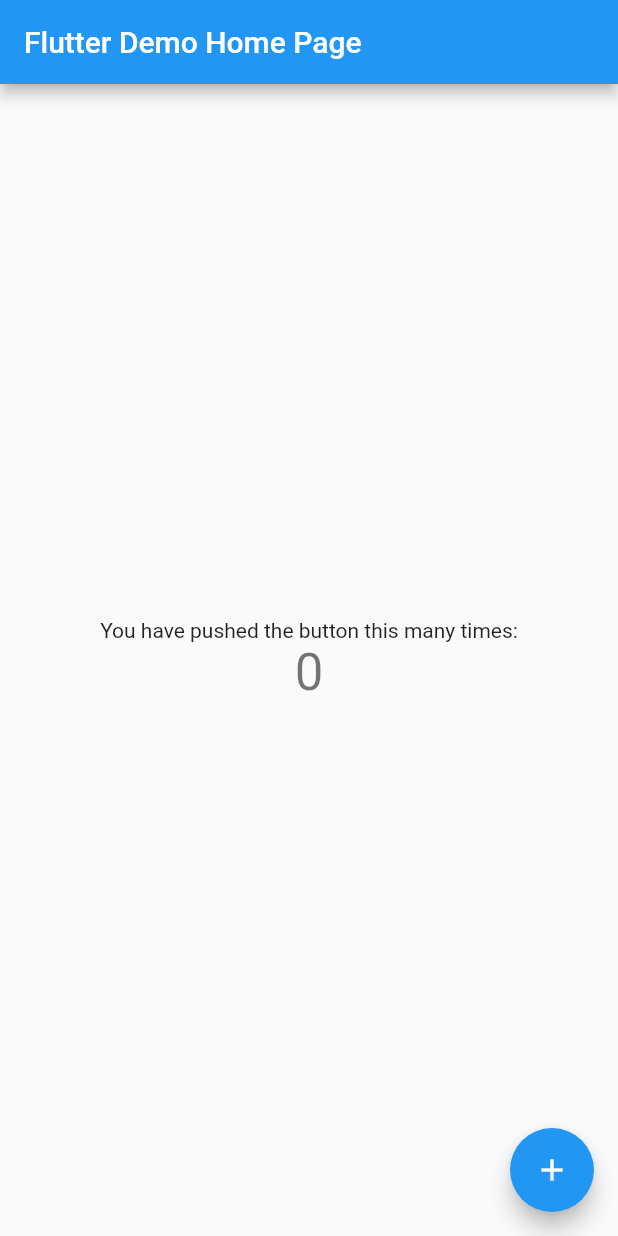
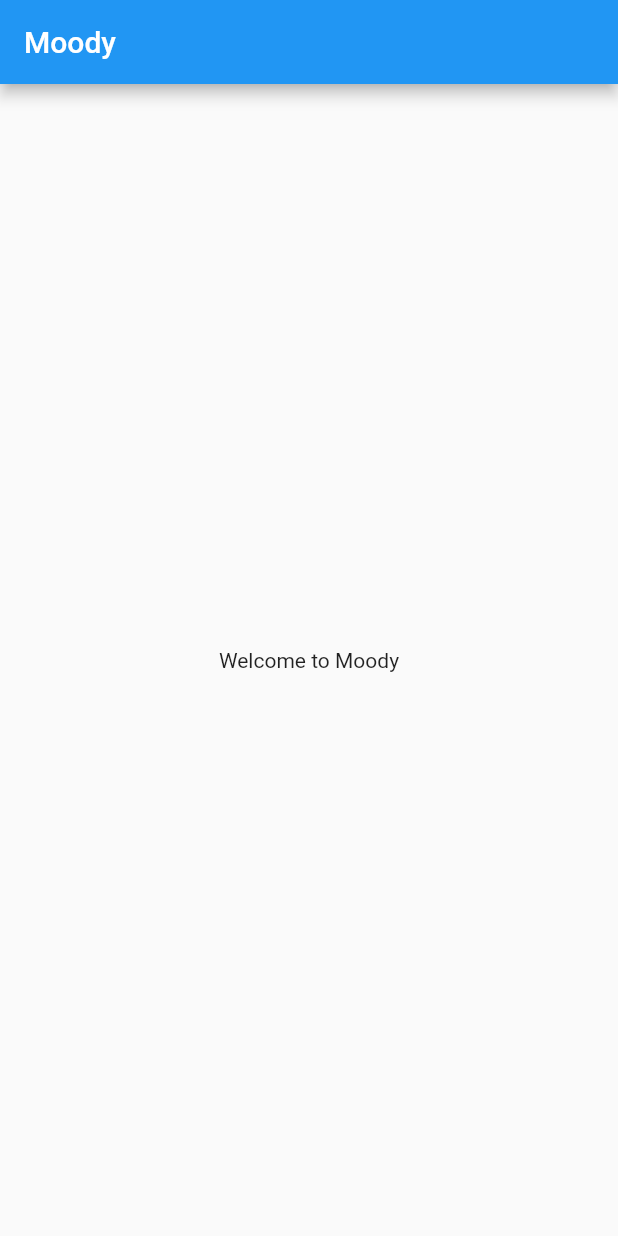
Before and after one commit to strathdeek/moody, a Flutter app: the screen it shows after launch, on a phone screen of 412 x 824 dp. Run offline on Flutter 3.47's test engine with Material 2 defaults, Android fonts, the phone set to English and light mode, and no system bars.

Commit message:
Add directory structure

```diff
--- a/lib/main.dart
+++ b/lib/main.dart
@@ -1,113 +1,19 @@
 import 'package:flutter/material.dart';
+import 'package:moody/views/screens/dashboard_page.dart';
 
 void main() {
   runApp(MyApp());
 }
 
 class MyApp extends StatelessWidget {
-  // This widget is the root of your application.
   @override
   Widget build(BuildContext context) {
     return MaterialApp(
       title: 'Flutter Demo',
       theme: ThemeData(
-        // This is the theme of your application.
-        //
-        // Try running your application with "flutter run". You'll see the
-        // application has a blue toolbar. Then, without quitting the app, try
-        // changing the primarySwatch below to Colors.green and then invoke
-        // "hot reload" (press "r" in the console where you ran "flutter run",
-        // or simply save your changes to "hot reload" in a Flutter IDE).
-        // Notice that the counter didn't reset back to zero; the application
-        // is not restarted.
         primarySwatch: Colors.blue,
       ),
-      home: MyHomePage(title: 'Flutter Demo Home Page'),
+      home: DashboardPage(),
     );
   }
 }
-
-class MyHomePage extends StatefulWidget {
-  MyHomePage({Key key, this.title}) : super(key: key);
-
-  // This widget is the home page of your application. It is stateful, meaning
-  // that it has a State object (defined below) that contains fields that affect
-  // how it looks.
-
-  // This class is the configuration for the state. It holds the values (in this
-  // case the title) provided by the parent (in this case the App widget) and
-  // used by the build method of the State. Fields in a Widget subclass are
-  // always marked "final".
-
-  final String title;
-
-  @override
-  _MyHomePageState createState() => _MyHomePageState();
-}
-
-class _MyHomePageState extends State<MyHomePage> {
-  int _counter = 0;
-
-  void _incrementCounter() {
-    setState(() {
-      // This call to setState tells the Flutter framework that something has
-      // changed in this State, which causes it to rerun the build method below
-      // so that the display can reflect the updated values. If we changed
-      // _counter without calling setState(), then the build method would not be
-      // called again, and so nothing would appear to happen.
-      _counter++;
-    });
-  }
-
-  @override
-  Widget build(BuildContext context) {
-    // This method is rerun every time setState is called, for instance as done
-    // by the _incrementCounter method above.
-    //
-    // The Flutter framework has been optimized to make rerunning build methods
-    // fast, so that you can just rebuild anything that needs updating rather
-    // than having to individually change instances of widgets.
-    return Scaffold(
-      appBar: AppBar(
-        // Here we take the value from the MyHomePage object that was created by
-        // the App.build method, and use it to set our appbar title.
-        title: Text(widget.title),
-      ),
-      body: Center(
-        // Center is a layout widget. It takes a single child and positions it
-        // in the middle of the parent.
-        child: Column(
-          // Column is also a layout widget. It takes a list of children and
-          // arranges them vertically. By default, it sizes itself to fit its
-          // children horizontally, and tries to be as tall as its parent.
-          //
-          // Invoke "debug painting" (press "p" in the console, choose the
-          // "Toggle Debug Paint" action from the Flutter Inspector in Android
-          // Studio, or the "Toggle Debug Paint" command in Visual Studio Code)
-          // to see the wireframe for each widget.
-          //
-          // Column has various properties to control how it sizes itself and
-          // how it positions its children. Here we use mainAxisAlignment to
-          // center the children vertically; the main axis here is the vertical
-          // axis because Columns are vertical (the cross axis would be
-          // horizontal).
-          mainAxisAlignment: MainAxisAlignment.center,
-          children: <Widget>[
-            Text(
-              'You have pushed the button this many times:',
-            ),
-            Text(
-              '$_counter',
-              style: Theme.of(context).textTheme.headline4,
-            ),
-          ],
-        ),
-      ),
-      floatingActionButton: FloatingActionButton(
-        onPressed: _incrementCounter,
-        tooltip: 'Increment',
-        child: Icon(Icons.add),
-      ), // This trailing comma makes auto-formatting nicer for build methods.
-    );
-  }
-}
--- /dev/null
+++ b/lib/views/screens/dashboard_page.dart
@@ -0,0 +1,19 @@
+import 'package:flutter/material.dart';
+
+class DashboardPage extends StatelessWidget {
+  const DashboardPage({Key key}) : super(key: key);
+
+  @override
+  Widget build(BuildContext context) {
+    return Container(
+      child: Scaffold(
+        appBar: AppBar(
+          title: Text('Moody'),
+        ),
+        body: Center(
+          child: Text('Welcome to Moody'),
+        ),
+      ),
+    );
+  }
+}
```
